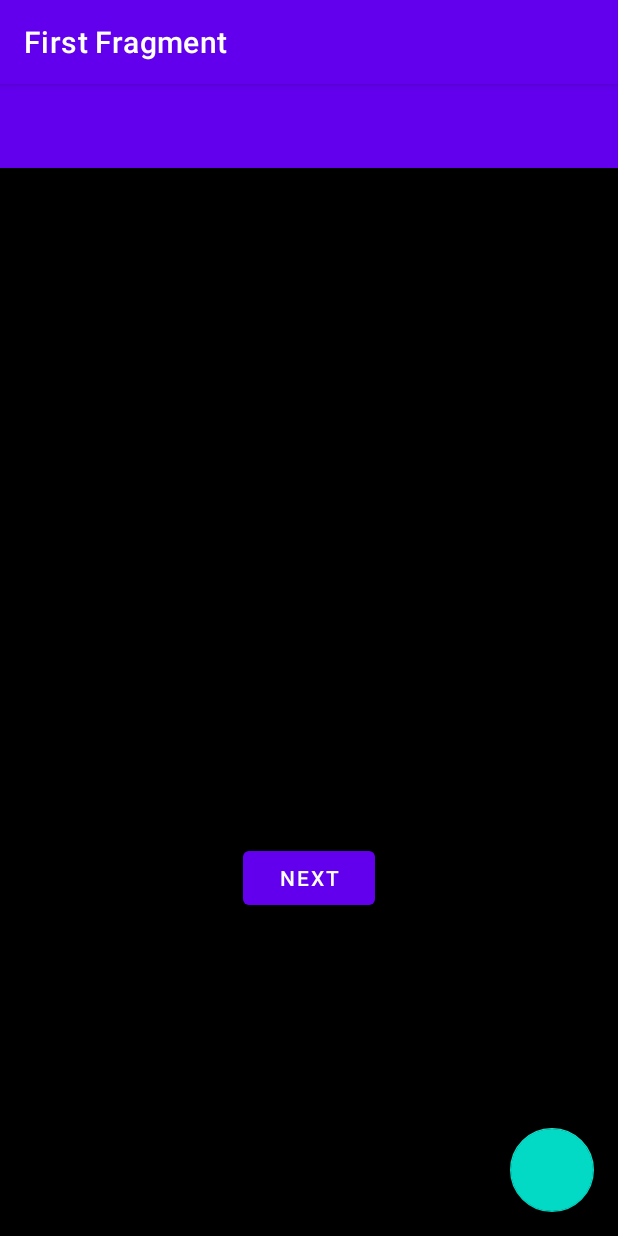
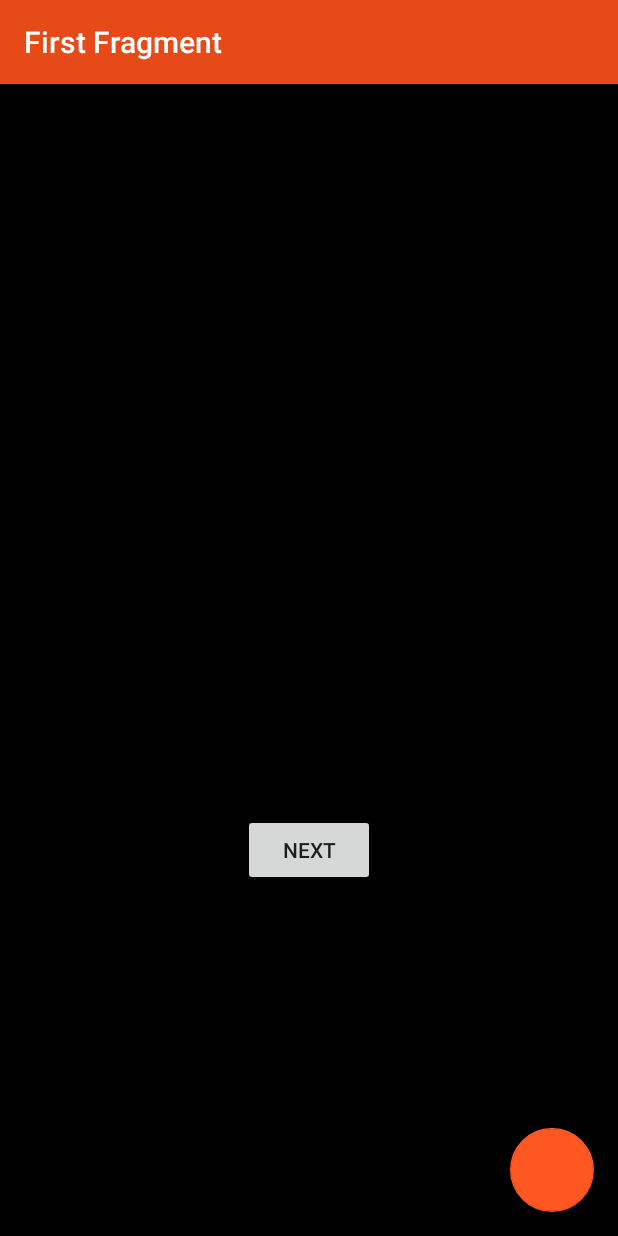
Before and after one commit to MMosaad432/Video-game-dicovery, an Android app: the screen it shows after launch (MainActivity), on a phone screen of 412 x 824 dp. Run offline under Robolectric (Android 15) with nearby library versions, the phone set to English and light mode, and no system bars; our stand-ins replace Dagger/Hilt's generated code, navigation-ui.

Commit message:
Change app style and colors

```diff
--- a/app/src/main/AndroidManifest.xml
+++ b/app/src/main/AndroidManifest.xml
@@ -12,7 +12,7 @@
         android:label="@string/app_name"
         android:roundIcon="@mipmap/ic_launcher_round"
         android:supportsRtl="true"
-        android:theme="@style/Theme.VideoGameDiscovery">
+        android:theme="@style/AppTheme">
         <activity
             android:name=".features.main_activity.presentation.views.MainActivity"
             android:exported="true"
--- a/app/src/main/res/values-night/themes.xml
+++ /dev/null
@@ -1,16 +0,0 @@
-<resources xmlns:tools="http://schemas.android.com/tools">
-    <!-- Base application theme. -->
-    <style name="Theme.VideoGameDiscovery" parent="Theme.MaterialComponents.DayNight.DarkActionBar">
-        <!-- Primary brand color. -->
-        <item name="colorPrimary">@color/purple_200</item>
-        <item name="colorPrimaryVariant">@color/purple_700</item>
-        <item name="colorOnPrimary">@color/black</item>
-        <!-- Secondary brand color. -->
-        <item name="colorSecondary">@color/teal_200</item>
-        <item name="colorSecondaryVariant">@color/teal_200</item>
-        <item name="colorOnSecondary">@color/black</item>
-        <!-- Status bar color. -->
-        <item name="android:statusBarColor" tools:targetApi="l">?attr/colorPrimaryVariant</item>
-        <!-- Customize your theme here. -->
-    </style>
-</resources>
--- a/app/src/main/res/values/colors.xml
+++ b/app/src/main/res/values/colors.xml
@@ -7,4 +7,11 @@
     <color name="teal_700">#FF018786</color>
     <color name="black">#FF000000</color>
     <color name="white">#FFFFFFFF</color>
+    <color name="white_90_opacity">#E6FFFFFF</color>
+
+    <color name="colorPrimary">#E64A19</color>
+    <color name="colorPrimaryDark">#FF5722</color>
+    <color name="colorAccent">#FF5722</color>
+    <color name="colorPrimaryText">#FF5722</color>
+    <color name="colorSecondaryText">#FFFFFF</color>
 </resources>
--- /dev/null
+++ b/app/src/main/res/values/styles.xml
@@ -0,0 +1,11 @@
+<resources>
+
+    <!-- Base application theme. -->
+    <style name="AppTheme" parent="Theme.AppCompat.Light.NoActionBar">
+        <!-- Customize your theme here. -->
+        <item name="colorPrimary">@color/colorPrimary</item>
+        <item name="colorPrimaryDark">@color/colorPrimaryDark</item>
+        <item name="colorAccent">@color/colorAccent</item>
+    </style>
+
+</resources>
--- a/app/src/main/res/values/themes.xml
+++ /dev/null
@@ -1,25 +0,0 @@
-<resources xmlns:tools="http://schemas.android.com/tools">
-    <!-- Base application theme. -->
-    <style name="Theme.VideoGameDiscovery" parent="Theme.MaterialComponents.DayNight.DarkActionBar">
-        <!-- Primary brand color. -->
-        <item name="colorPrimary">@color/purple_500</item>
-        <item name="colorPrimaryVariant">@color/purple_700</item>
-        <item name="colorOnPrimary">@color/white</item>
-        <!-- Secondary brand color. -->
-        <item name="colorSecondary">@color/teal_200</item>
-        <item name="colorSecondaryVariant">@color/teal_700</item>
-        <item name="colorOnSecondary">@color/black</item>
-        <!-- Status bar color. -->
-        <item name="android:statusBarColor" tools:targetApi="l">?attr/colorPrimaryVariant</item>
-        <!-- Customize your theme here. -->
-    </style>
-
-    <style name="Theme.VideoGameDiscovery.NoActionBar">
-        <item name="windowActionBar">false</item>
-        <item name="windowNoTitle">true</item>
-    </style>
-
-    <style name="Theme.VideoGameDiscovery.AppBarOverlay" parent="ThemeOverlay.AppCompat.Dark.ActionBar" />
-
-    <style name="Theme.VideoGameDiscovery.PopupOverlay" parent="ThemeOverlay.AppCompat.Light" />
-</resources>
```
Also changed, not shown: app/src/main/res/menu/menu_main.xml (deleted, +0 -10 lines).
